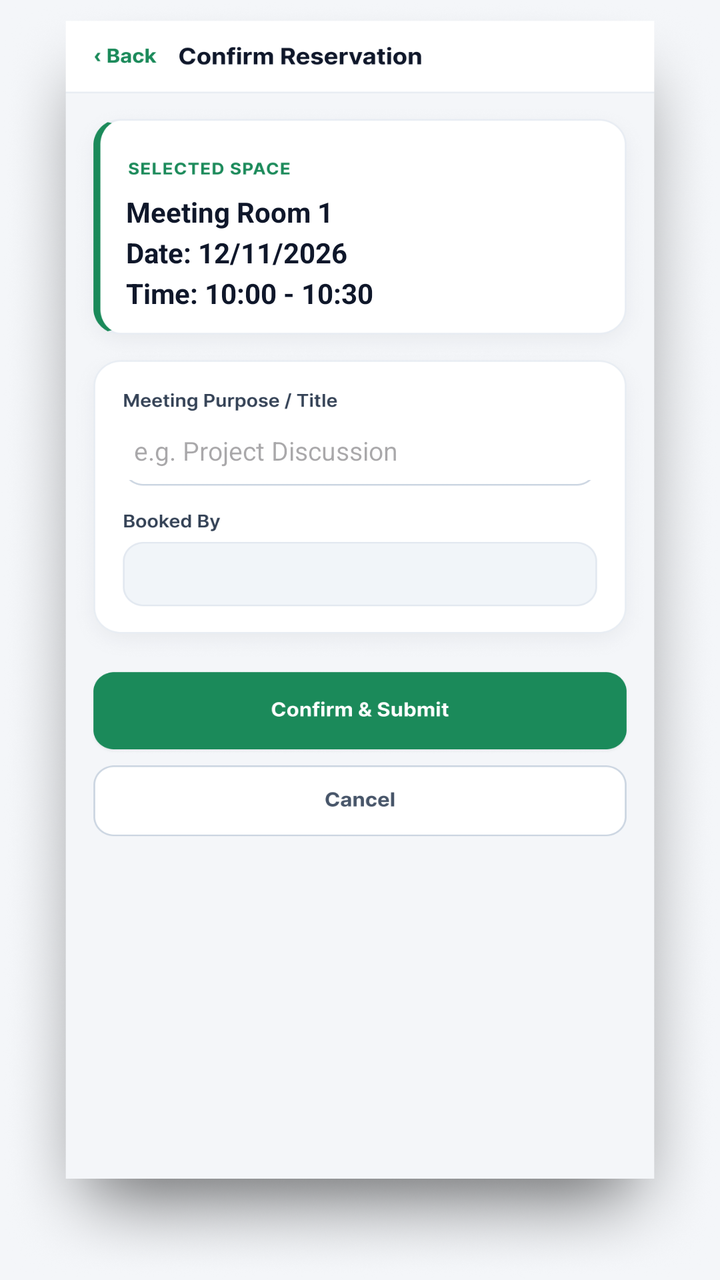
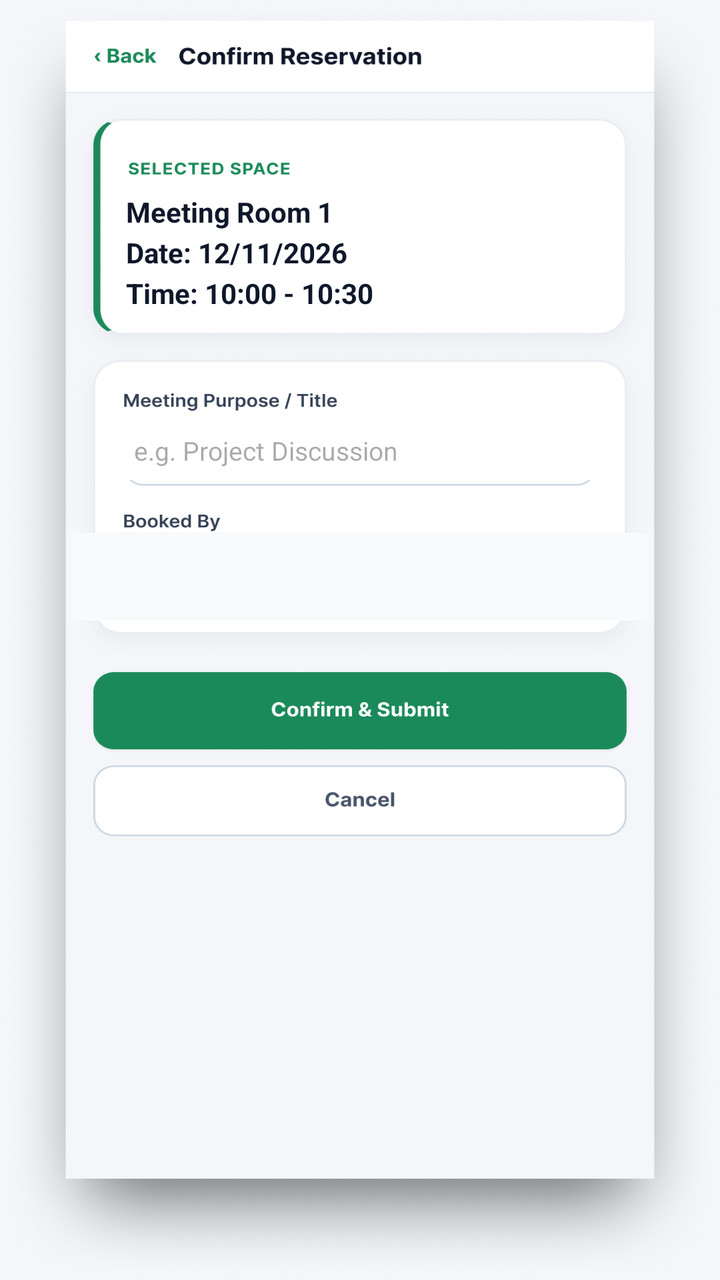

Before-and-after screenshots of an Android layout around one commit, followed by the original layout XML and the change that was made.
<!-- AndroidManifest.xml: application theme Theme.SharedOfficeBookingApp -->
<!-- res/layout/activity_booking_form.xml -->
<?xml version="1.0" encoding="utf-8"?>
<androidx.constraintlayout.widget.ConstraintLayout xmlns:android="http://schemas.android.com/apk/res/android"
    xmlns:app="http://schemas.android.com/apk/res-auto"
    android:layout_width="match_parent"
    android:layout_height="match_parent"
    android:background="#F4F6F9">

    <ImageView
        android:id="@+id/ivBgForm"
        android:layout_width="0dp"
        android:layout_height="0dp"
        android:scaleType="fitXY"
        android:src="@drawable/bookingformrex"
        app:layout_constraintBottom_toBottomOf="parent"
        app:layout_constraintEnd_toEndOf="parent"
        app:layout_constraintStart_toStartOf="parent"
        app:layout_constraintTop_toTopOf="parent" />

    
    <Button
        android:id="@+id/btnBackForm"
        android:layout_width="0dp"
        android:layout_height="0dp"
        android:background="@android:color/transparent"
        app:layout_constraintBottom_toBottomOf="parent"
        app:layout_constraintEnd_toEndOf="parent"
        app:layout_constraintHeight_percent="0.045"
        app:layout_constraintHorizontal_bias="0.11"
        app:layout_constraintStart_toStartOf="parent"
        app:layout_constraintTop_toTopOf="parent"
        app:layout_constraintVertical_bias="0.025"
        app:layout_constraintWidth_percent="0.20" />

    
    <TextView
        android:id="@+id/tvFormSummary"
        android:layout_width="0dp"
        android:layout_height="0dp"
        android:background="#FFFFFF"
        android:gravity="center_vertical"
        android:lineSpacingExtra="4dp"
        android:paddingStart="6dp"
        android:paddingEnd="6dp"
        android:text="Meeting Room 1\nDate: 12/11/2026\nTime: 10:00 - 10:30"
        android:textColor="#0F172A"
        android:textSize="14sp"
        android:textStyle="bold"
        app:layout_constraintBottom_toBottomOf="parent"
        app:layout_constraintEnd_toEndOf="parent"
        app:layout_constraintHeight_percent="0.105"
        app:layout_constraintHorizontal_bias="0.496"
        app:layout_constraintStart_toStartOf="parent"
        app:layout_constraintTop_toTopOf="parent"
        app:layout_constraintVertical_bias="0.162"
        app:layout_constraintWidth_percent="0.68" />

    
    <EditText
        android:id="@+id/etPurpose"
        android:layout_width="0dp"
        android:layout_height="0dp"
        android:background="#FFFFFF"
        android:gravity="center_vertical|start"
        android:hint="e.g. Project Discussion"
        android:inputType="text"
        android:paddingStart="10dp"
        android:paddingEnd="10dp"
        android:textColor="#1E293B"
        android:textSize="13sp"
        app:layout_constraintBottom_toBottomOf="parent"
        app:layout_constraintEnd_toEndOf="parent"
        app:layout_constraintHeight_percent="0.046"
        app:layout_constraintHorizontal_bias="0.496"
        app:layout_constraintStart_toStartOf="parent"
        app:layout_constraintTop_toTopOf="parent"
        app:layout_constraintVertical_bias="0.345"
        app:layout_constraintWidth_percent="0.68" />

    
    <Spinner
        android:id="@+id/spBookedFor"
        android:layout_width="0dp"
        android:layout_height="0dp"
        android:background="#F8FAFC"
        android:visibility="gone"
        app:layout_constraintBottom_toBottomOf="parent"
        app:layout_constraintEnd_toEndOf="parent"
        app:layout_constraintHeight_percent="0.046"
        app:layout_constraintStart_toStartOf="parent"
        app:layout_constraintTop_toTopOf="parent"
        app:layout_constraintVertical_bias="0.425"
        app:layout_constraintWidth_percent="0.68" />

    
    <Button
        android:id="@+id/btnSubmitBooking"
        android:layout_width="0dp"
        android:layout_height="0dp"
        android:background="@android:color/transparent"
        app:layout_constraintBottom_toBottomOf="parent"
        app:layout_constraintEnd_toEndOf="parent"
        app:layout_constraintHeight_percent="0.055"
        app:layout_constraintStart_toStartOf="parent"
        app:layout_constraintTop_toTopOf="parent"
        app:layout_constraintVertical_bias="0.558"
        app:layout_constraintWidth_percent="0.76" />

</androidx.constraintlayout.widget.ConstraintLayout>
<!-- resources referenced by this layout -->
<resources>
  <!-- drawable bookingformrex: png bitmap (drawable, 796001 bytes) -->
  <style name="Theme.SharedOfficeBookingApp" parent="Base.Theme.SharedOfficeBookingApp" />
  <style name="Base.Theme.SharedOfficeBookingApp" parent="Theme.Material3.DayNight.NoActionBar">
          
          
      </style>
</resources>

<!-- the commit's change to res/layout/activity_booking_form.xml (unified diff, before → after) -->
@@ -77,21 +77,24 @@
         app:layout_constraintWidth_percent="0.68" />
 
     
+
+    
+
     <Spinner
         android:id="@+id/spBookedFor"
-        android:layout_width="0dp"
-        android:layout_height="0dp"
+        android:layout_width="289dp"
+        android:layout_height="44dp"
         android:background="#F8FAFC"
-        android:visibility="gone"
+        android:visibility="visible"
         app:layout_constraintBottom_toBottomOf="parent"
         app:layout_constraintEnd_toEndOf="parent"
-        app:layout_constraintHeight_percent="0.046"
+        app:layout_constraintHeight_percent="0.044"
+        app:layout_constraintHorizontal_bias="0.496"
         app:layout_constraintStart_toStartOf="parent"
         app:layout_constraintTop_toTopOf="parent"
-        app:layout_constraintVertical_bias="0.425"
+        app:layout_constraintVertical_bias="0.447"
         app:layout_constraintWidth_percent="0.68" />
 
-    
     <Button
         android:id="@+id/btnSubmitBooking"
         android:layout_width="0dp"
